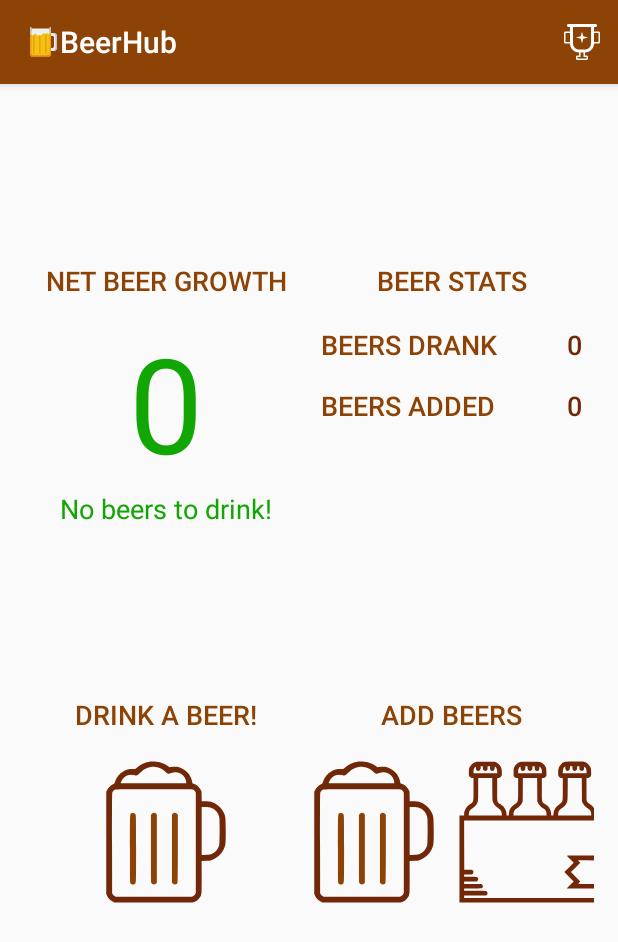
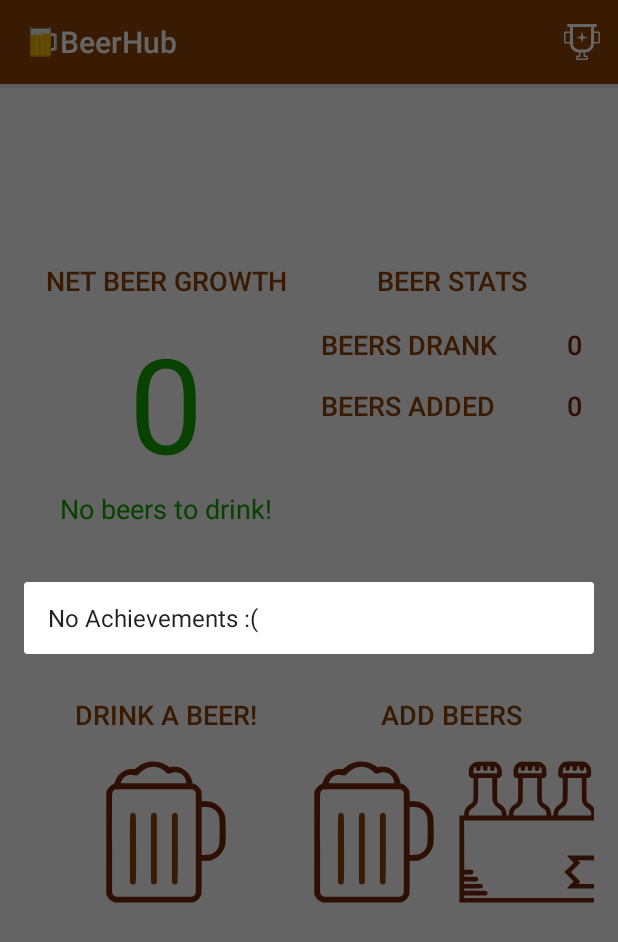
Before and after one commit to shostler/BeerHub, an Android app: the PersonalDashboardActivity screen opened directly, with no data from a screen before it, after a tap on "View Achievements", on a phone screen of 412 x 824 dp. Shown: the top 942 px of the screen. Run offline under Robolectric (Android 15) with nearby library versions, the phone set to English and light mode, and no system bars; libraries missing offline, so code that uses them is left out: io.realm; 9 statements that could not run were skipped.

Commit message:
Added achievement list view to personal dash.

```diff
--- a/app/src/main/java/com/infusionsoft/beerhub/PersonalDashboardActivity.java
+++ b/app/src/main/java/com/infusionsoft/beerhub/PersonalDashboardActivity.java
@@ -1,5 +1,6 @@
 package com.infusionsoft.beerhub;
 
+import android.app.Dialog;
 import android.media.MediaPlayer;
 import android.os.Bundle;
 import android.os.Handler;
@@ -11,6 +12,8 @@ import android.util.Log;
 import android.view.Menu;
 import android.view.MenuItem;
 import android.view.View;
+import android.widget.ArrayAdapter;
+import android.widget.ListView;
 import android.widget.TextView;
 import android.widget.Toast;
 import com.infusionsoft.beerhub.model.Achievement;
@@ -104,7 +107,27 @@ public class PersonalDashboardActivity extends AppCompatActivity {
 
         //noinspection SimplifiableIfStatement
         if (id == R.id.action_view_achievements) {
-            // TODO: MAKE CALL HERE NICK!!!
+
+            Dialog dialog = new Dialog(this);
+            dialog.setContentView(R.layout.achievement_list);
+
+            List<String> achievementsText = new ArrayList<>();
+            for (String achievement : drinker.getAchievements()) {
+                achievementsText.add(Achievement.valueOf(achievement).getName() + " - " + Achievement.valueOf(achievement).getDescription());
+            }
+
+            if (achievementsText.size() == 0) {
+                achievementsText.add("No Achievements :(");
+            }
+
+            ArrayAdapter<String> achievementAdapter = new ArrayAdapter<>(this, android.R.layout.simple_list_item_1, android.R.id.text1, achievementsText);
+
+            ListView achievementList = (ListView) dialog.findViewById(R.id.achievementListView);
+            achievementList.setAdapter(achievementAdapter);
+
+            dialog.setCancelable(true);
+            dialog.setTitle("Your Achievements");
+            dialog.show();
             return true;
         }
 
--- /dev/null
+++ b/app/src/main/res/layout/achievement_list.xml
@@ -0,0 +1,9 @@
+<?xml version="1.0" encoding="utf-8"?>
+<LinearLayout xmlns:android="http://schemas.android.com/apk/res/android"
+    android:orientation="vertical" android:layout_width="wrap_content"
+    android:layout_height="wrap_content">
+    <ListView
+        android:id="@+id/achievementListView"
+        android:layout_width="wrap_content"
+        android:layout_height="fill_parent"/>
+</LinearLayout>
```
